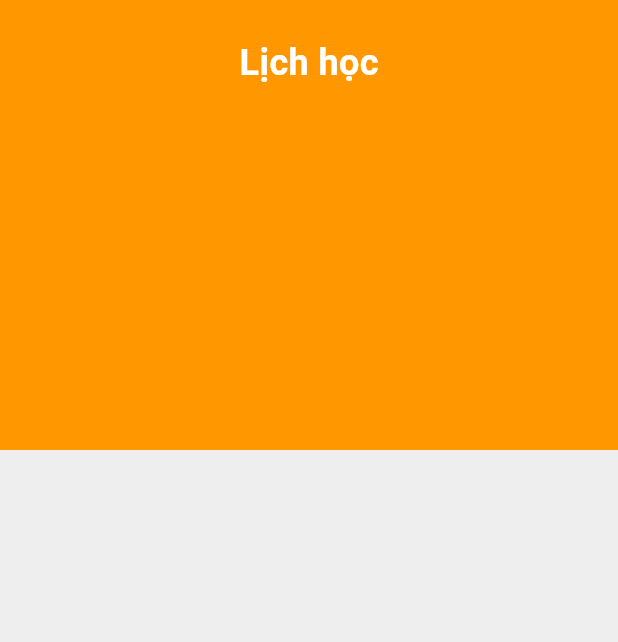
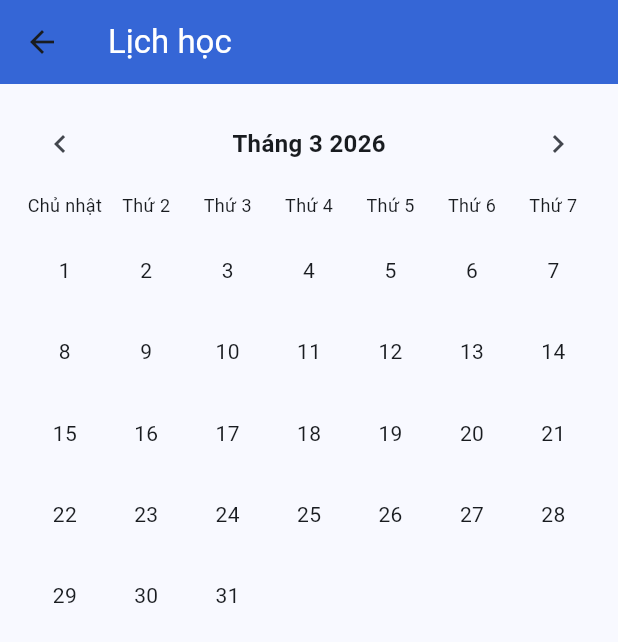
Before and after one commit to vuonglinh491/2025_2_LTTBDD_N02_Nhom_16, a Flutter app: the Schedule screen opened directly, on a phone screen of 412 x 824 dp. Shown: the top 642 px of the screen. Run offline on Flutter 3.47's test engine with Material 3 defaults, Android fonts, the phone set to English and light mode, and no system bars.

Commit message:
update gridview lịch học tháng 3

```diff
--- a/lib/pages/schedule.dart
+++ b/lib/pages/schedule.dart
@@ -1,47 +1,150 @@
 import 'package:flutter/material.dart';
 
-class Schedule extends StatefulWidget {
+class Schedule extends StatelessWidget {
 
   @override
-  State<Schedule> createState() => _ScheduleState();
-}
+  Widget build(BuildContext context) {
 
-class _ScheduleState extends State<Schedule> {
-  @override
-  Widget build(BuildContext context) {
     return Scaffold(
-      backgroundColor: Colors.white,
-      body: SafeArea(
-          child: Column(
-            crossAxisAlignment: CrossAxisAlignment.stretch,
-            children: [
-              //chia làm 2 phần cho lịch và nhiệm vụ
-              Container(
-                height: 300,
-                padding: EdgeInsets.all(25),
-                color: Colors.orange,
-                child: Column(
-                  crossAxisAlignment: CrossAxisAlignment.center,
-                  children: [
-                    Text(
-                      "Lịch học",
+      appBar: AppBar(
+        title: Text(
+          'Lịch học',
+          style: TextStyle(
+            color: Colors.white,
+          )
+        ),
+        backgroundColor: Color(0xff3566D6),
+
+      ),
+      body: Padding(
+        padding: const EdgeInsets.all(16.0),
+        child: Column(
+          children: [
+
+            Row(
+              mainAxisAlignment: MainAxisAlignment.spaceBetween,
+              children: [
+
+                IconButton(
+                  icon: Icon(Icons.chevron_left),
+                  onPressed: () {},
+                ),
+
+                Text(
+                  'Tháng 3 2026',
+                  style: TextStyle(
+                    fontSize: 16,
+                    fontWeight: FontWeight.bold,
+                  ),
+                ),
+
+                IconButton(
+                  icon: Icon(Icons.chevron_right),
+                  onPressed: () {},
+                ),
+
+              ],
+            ),
+
+            SizedBox(height: 8),
+
+            Row(
+              mainAxisAlignment: MainAxisAlignment.spaceAround,
+              children: [
+                Expanded(
+                  child: Center(
+                    child: Text(
+                      'Chủ nhật',
                       style: TextStyle(
-                        color: Colors.white,
-                        fontSize: 24,
-                        fontWeight: FontWeight.bold,
-                      ),
+                          fontSize: 12
+                      )
                     )
-                  ],
+                  )
+                ),
+                Expanded(
+                  child: Center(
+                    child: Text(
+                      'Thứ 2',
+                      style: TextStyle(
+                          fontSize: 12
+                      )
+                    )
+                  )
+                ),
+                Expanded(
+                  child: Center(
+                    child: Text(
+                      'Thứ 3',
+                      style: TextStyle(
+                          fontSize: 12
+                      )
+                    )
+                  )
+                ),
+                Expanded(
+                  child: Center(
+                    child: Text(
+                      'Thứ 4',
+                      style: TextStyle(
+                          fontSize: 12
+                      )
+                    )
+                  )
+                ),
+                Expanded(
+                  child: Center(
+                    child: Text(
+                      'Thứ 5',
+                      style: TextStyle(
+                          fontSize: 12
+                      )
+                    )
+                  )
+                ),
+                Expanded(
+                  child: Center(
+                    child: Text(
+                      'Thứ 6',
+                      style: TextStyle(
+                          fontSize: 12
+                      )
+                    )
+                  )
+                ),
+                Expanded(
+                  child: Center(
+                    child: Text(
+                      'Thứ 7',
+                      style: TextStyle(
+                          fontSize: 12
+                      )
+                    )
+                  )
+                ),
+              ],
+            ),
+
+            SizedBox(height: 8),
+
+            GridView.count(
+              shrinkWrap: true,
+              physics: NeverScrollableScrollPhysics(),
+              crossAxisCount: 7,
+              childAspectRatio: 1,
+              children: List.generate(
+                31,
+                    (index) => Center(
+                  child: Text(
+                    '${index + 1}',
+                    style: TextStyle(fontSize: 14),
+                  ),
                 ),
               ),
+            ),
 
-              Expanded(
-                child: Container(
-                  color: Colors.grey[200],
-                ),
-              )
-            ],
-          )
+
+          ],
+        ),
       ),
     );
   }
```
